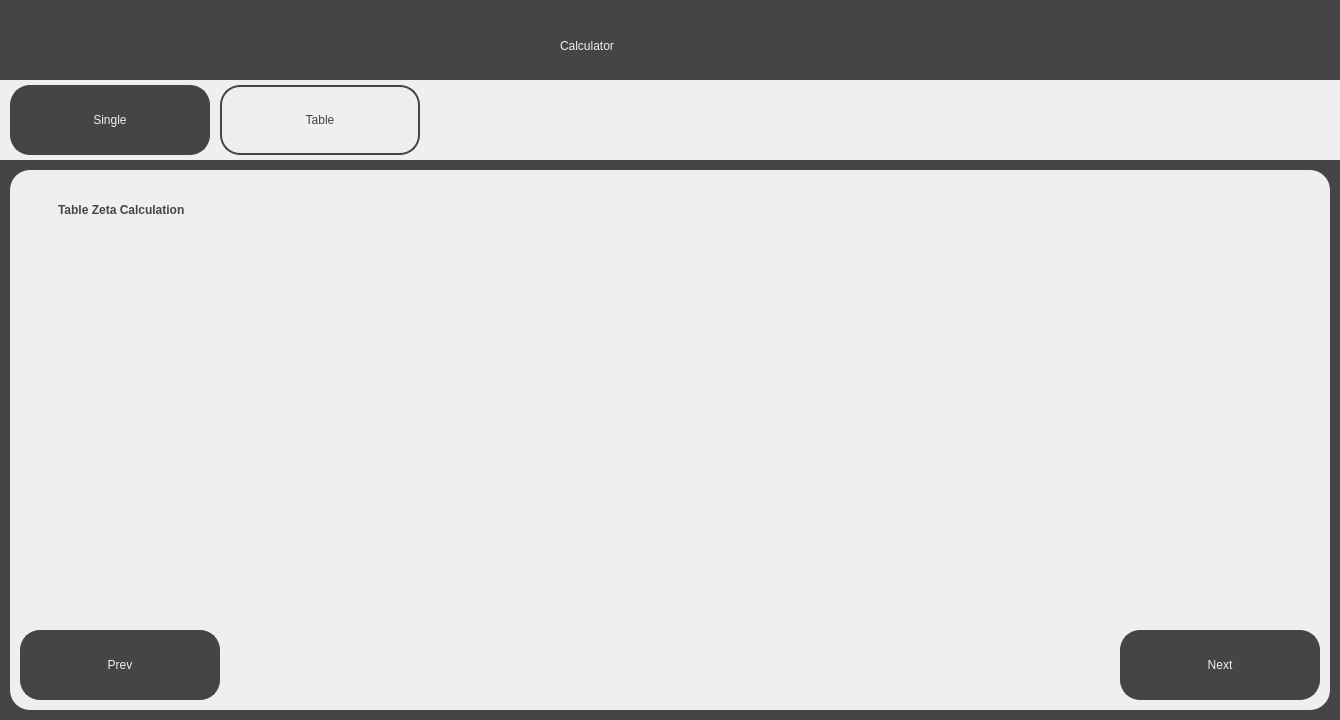
The window that src/ui/investigation_screens/table_calculator_2.ui (jackm245/Riemann-Hypothesis) describes before a commit, drawn with Qt 5.
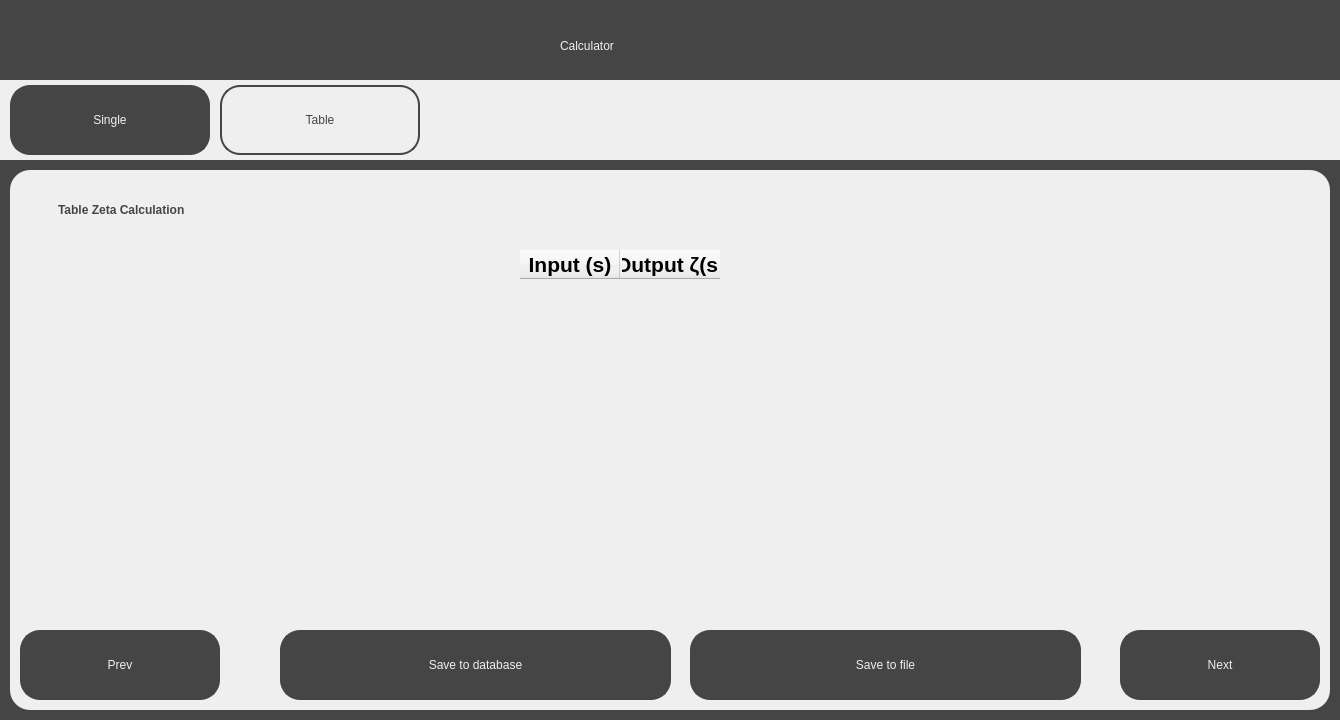
The same window after the commit.

Commit message: Add table calculator

```diff
--- a/src/ui/investigation_screens/table_calculator_2.ui
+++ b/src/ui/investigation_screens/table_calculator_2.ui
@@ -200,6 +200,94 @@
       <string>&lt;html&gt;&lt;head/&gt;&lt;body&gt;&lt;p align=&quot;center&quot;&gt;&lt;br/&gt;&lt;/p&gt;&lt;/body&gt;&lt;/html&gt;</string>
      </property>
     </widget>
+    <widget class="QTableWidget" name="ZetaTable">
+     <property name="geometry">
+      <rect>
+       <x>510</x>
+       <y>80</y>
+       <width>300</width>
+       <height>341</height>
+      </rect>
+     </property>
+     <column>
+      <property name="text">
+       <string>Input (s)</string>
+      </property>
+      <property name="font">
+       <font>
+        <pointsize>16</pointsize>
+        <weight>75</weight>
+        <bold>true</bold>
+       </font>
+      </property>
+      <property name="textAlignment">
+       <set>AlignCenter</set>
+      </property>
+     </column>
+     <column>
+      <property name="text">
+       <string>Output ζ(s)</string>
+      </property>
+      <property name="font">
+       <font>
+        <pointsize>16</pointsize>
+        <weight>75</weight>
+        <bold>true</bold>
+       </font>
+      </property>
+      <property name="textAlignment">
+       <set>AlignCenter</set>
+      </property>
+     </column>
+    </widget>
+    <widget class="QPushButton" name="DatabaseButton">
+     <property name="geometry">
+      <rect>
+       <x>270</x>
+       <y>460</y>
+       <width>391</width>
+       <height>70</height>
+      </rect>
+     </property>
+     <property name="cursor">
+      <cursorShape>PointingHandCursor</cursorShape>
+     </property>
+     <property name="styleSheet">
+      <string notr="true">border: 2px solid;
+border-radius: 20px;
+border-color:rgb(69, 69, 69);
+background-color: rgb(69, 69, 69);
+font: 36pt &quot;Sans Serif&quot;; color:rgb(239, 239, 239);
+</string>
+     </property>
+     <property name="text">
+      <string>Save to database</string>
+     </property>
+    </widget>
+    <widget class="QPushButton" name="FileButton">
+     <property name="geometry">
+      <rect>
+       <x>680</x>
+       <y>460</y>
+       <width>391</width>
+       <height>70</height>
+      </rect>
+     </property>
+     <property name="cursor">
+      <cursorShape>PointingHandCursor</cursorShape>
+     </property>
+     <property name="styleSheet">
+      <string notr="true">border: 2px solid;
+border-radius: 20px;
+border-color:rgb(69, 69, 69);
+background-color: rgb(69, 69, 69);
+font: 36pt &quot;Sans Serif&quot;; color:rgb(239, 239, 239);
+</string>
+     </property>
+     <property name="text">
+      <string>Save to file</string>
+     </property>
+    </widget>
    </widget>
   </widget>
  </widget>
```
Left out of the diff: 4 changed lines with no effect on the pictures. The commit also changes 6 other files.
